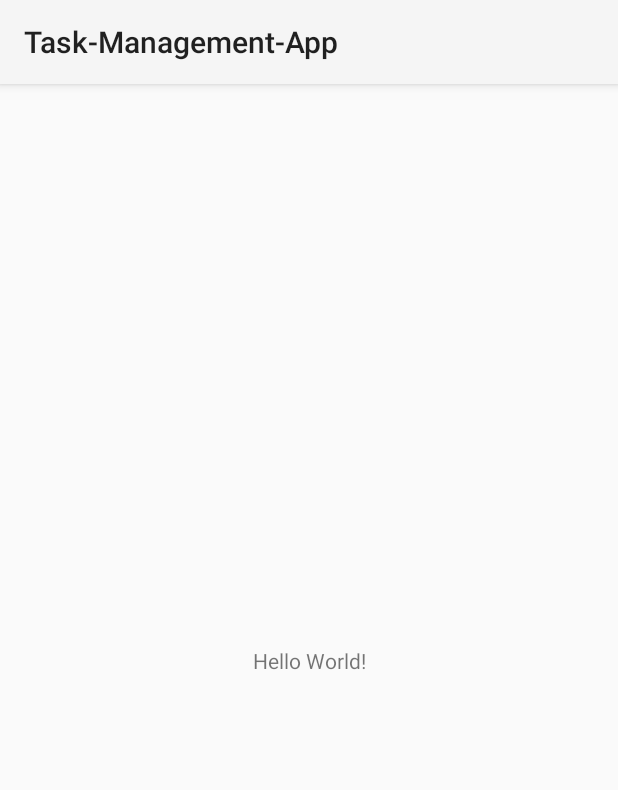
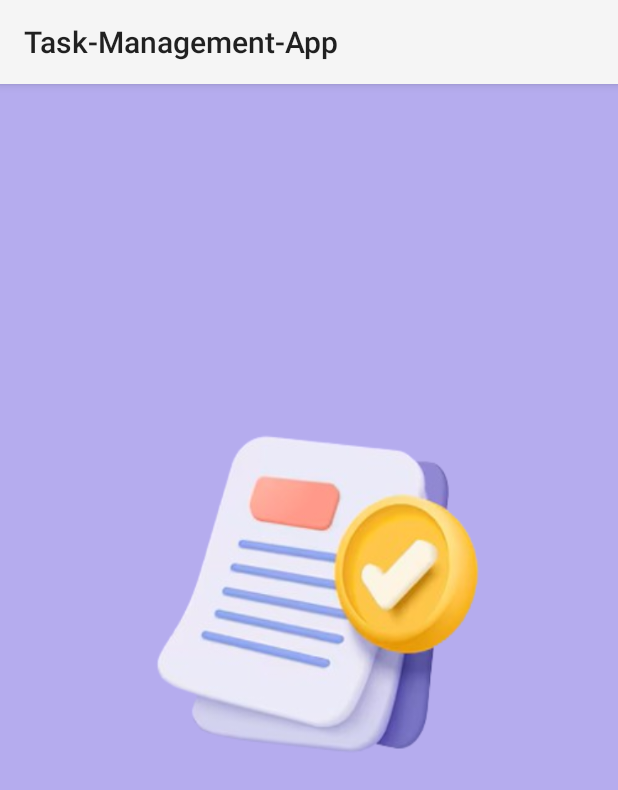
Before and after one commit to gimhaninavodya/Task-Management-Application, an Android app: the screen it shows after launch (MainActivity), on a phone screen of 412 x 824 dp. Shown: the top 790 px of the screen. Run offline under Robolectric (Android 15) with nearby library versions, the light colour scheme and no system bars; 1 statement that could not run was skipped.

Commit message:
set the activities path and added styles.

```diff
--- a/app/src/main/java/com/example/task_management_app/MainActivity.kt
+++ b/app/src/main/java/com/example/task_management_app/MainActivity.kt
@@ -1,11 +1,19 @@
 package com.example.task_management_app
 
+import android.content.Intent
 import androidx.appcompat.app.AppCompatActivity
 import android.os.Bundle
+import android.widget.ImageView
 
 class MainActivity : AppCompatActivity() {
+    private lateinit var mainBg : ImageView
     override fun onCreate(savedInstanceState: Bundle?) {
         super.onCreate(savedInstanceState)
         setContentView(R.layout.activity_main)
+
+        mainBg.setOnClickListener{
+            val intent = Intent(this@MainActivity,ListMain::class.java )
+            startActivity(intent)
+        }
     }
 }
--- a/app/src/main/res/drawable/baseline_add_circle_24.xml
+++ /dev/null
@@ -1,5 +0,0 @@
-<vector android:height="80dp" android:tint="#000000"
-    android:viewportHeight="24" android:viewportWidth="24"
-    android:width="80dp" xmlns:android="http://schemas.android.com/apk/res/android">
-    <path android:fillColor="@android:color/white" android:pathData="M12,2C6.48,2 2,6.48 2,12s4.48,10 10,10 10,-4.48 10,-10S17.52,2 12,2zM17,13h-4v4h-2v-4L7,13v-2h4L11,7h2v4h4v2z"/>
-</vector>
--- a/app/src/main/res/drawable/bg_light_purple.xml
+++ b/app/src/main/res/drawable/bg_light_purple.xml
@@ -3,7 +3,7 @@
     android:shape="rectangle">
 
     <solid
-        android:color="@color/purple_light"/>
+        android:color="@color/purple_light" />
 
     <corners
         android:radius="150dp"/>
--- a/app/src/main/res/layout/activity_main.xml
+++ b/app/src/main/res/layout/activity_main.xml
@@ -4,15 +4,35 @@
     xmlns:tools="http://schemas.android.com/tools"
     android:layout_width="match_parent"
     android:layout_height="match_parent"
+    android:background="#B5ACEE"
     tools:context=".MainActivity">
 
-    <TextView
-        android:layout_width="wrap_content"
-        android:layout_height="wrap_content"
-        android:text="Hello World!"
-        app:layout_constraintBottom_toBottomOf="parent"
+    <ImageView
+        android:id="@+id/mainBg"
+        android:layout_width="504dp"
+        android:layout_height="367dp"
+        android:layout_marginTop="156dp"
+        android:background="@drawable/p1"
+        android:importantForAccessibility="no"
         app:layout_constraintEnd_toEndOf="parent"
+        app:layout_constraintHorizontal_bias="0.50"
         app:layout_constraintStart_toStartOf="parent"
         app:layout_constraintTop_toTopOf="parent" />
 
+    <TextView
+        android:id="@+id/textView"
+        android:layout_width="wrap_content"
+        android:layout_height="wrap_content"
+        android:layout_marginBottom="280dp"
+        android:text="@string/todo"
+        android:textColor="@color/purple"
+        android:textSize="40sp"
+        android:textStyle="bold|italic"
+        app:layout_constraintBottom_toBottomOf="parent"
+        app:layout_constraintEnd_toEndOf="parent"
+        app:layout_constraintHorizontal_bias="0.498"
+        app:layout_constraintStart_toStartOf="parent"
+        app:layout_constraintTop_toBottomOf="@+id/mainBg"
+        app:layout_constraintVertical_bias="0.0" />
+
 </androidx.constraintlayout.widget.ConstraintLayout>
--- a/app/src/main/res/values/strings.xml
+++ b/app/src/main/res/values/strings.xml
@@ -11,4 +11,5 @@
     <string name="create">CREATE</string>
     <string name="back">BACK</string>
     <string name="category">Category</string>
+    <string name="todo">ToDo</string>
 </resources>
```
Also changed, not shown: app/src/main/java/com/example/task_management_app/AddList.kt (+8 -0 lines), app/src/main/java/com/example/task_management_app/ListMain.kt (+8 -0 lines), app/src/main/res/layout/activity_list_main.xml (+7 -8 lines), app/src/main/res/drawable/p1.png (added), app/src/main/res/drawable/p2.png (added), app/src/main/res/drawable/p3.png (added).
